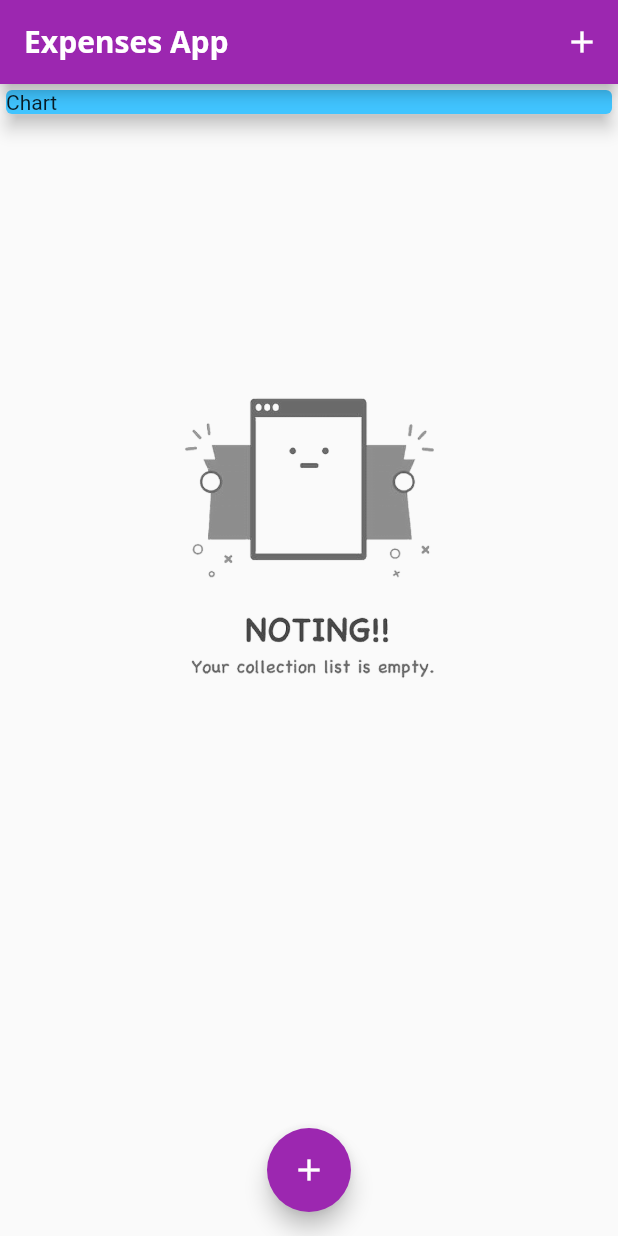
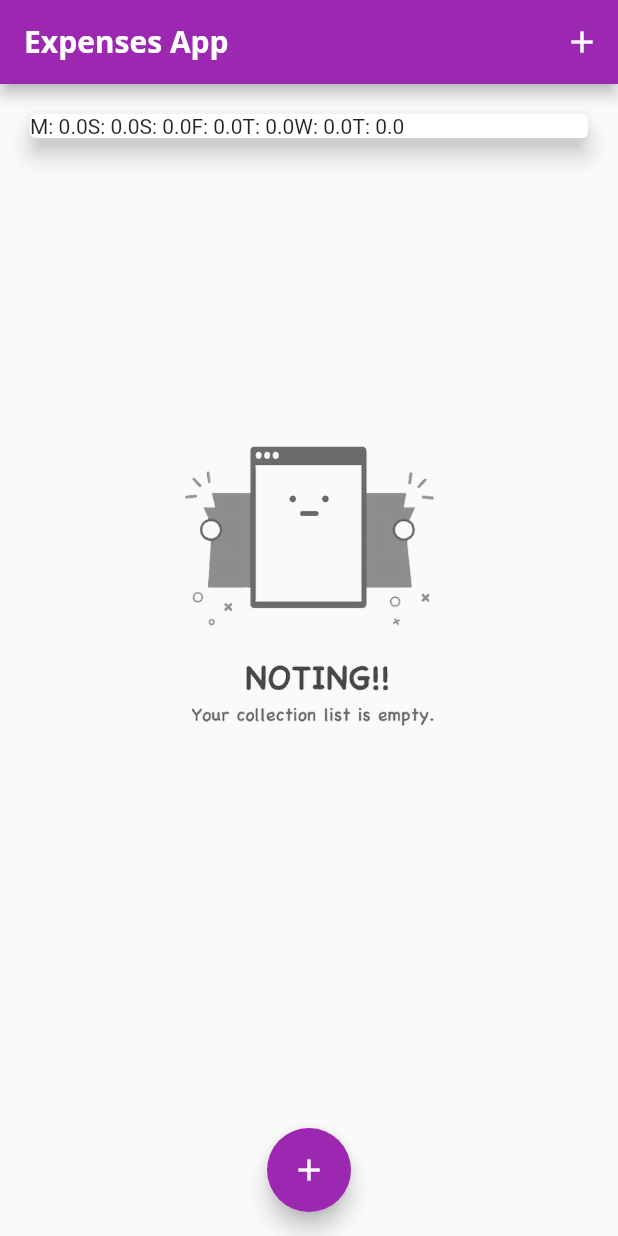
Before and after one commit to niguns7/expenses_app, a Flutter app: the screen it shows after launch, on a phone screen of 412 x 824 dp. Run offline on Flutter 3.47's test engine with Material 2 defaults, Android fonts, the phone set to English and light mode, and no system bars.

Commit message:
logic built for the chart

```diff
--- a/lib/main.dart
+++ b/lib/main.dart
@@ -1,4 +1,5 @@
 import 'package:flutter/material.dart';
+import './widgets/chart.dart';
 import './widgets/transiction_list.dart';
 import './widgets/new_transaction.dart';
 import './modal/transaction.dart';
@@ -52,6 +53,12 @@ class _MyHomePageState extends State<MyHomePage> {
     //),
   ];
 
+  List<Transaction> get _recentTransaction {
+    return _userTransactions.where((tx) {
+      return tx.date.isAfter(DateTime.now().subtract(Duration(days: 7),),);
+    }).toList();
+  }
+
   void _addTransaction(String txTitle, double txAmount) {
     final newTx = Transaction(
         id: DateTime.now().toString(),
@@ -96,14 +103,7 @@ class _MyHomePageState extends State<MyHomePage> {
         child: Column(
           crossAxisAlignment: CrossAxisAlignment.stretch,
           children: <Widget>[
-            Container(
-              width: double.infinity,
-              child: Card(
-                color: Colors.lightBlueAccent,
-                child: Text("Chart"),
-                elevation: 5,
-              ),
-            ),
+            Chart(_recentTransaction),
             TransactionList(_userTransactions),
           ],
         ),
--- a/lib/widgets/chart.dart
+++ b/lib/widgets/chart.dart
@@ -7,27 +7,38 @@ class Chart extends StatelessWidget {
 
   Chart(this.recentTransaction);
 
-  List <Map<String, Object>> get getGroupedTransactiion {
+  List<Map<String, Object>> get groupedTransactiionValues {
     return List.generate(7, (index) {
-        final Weekday = DateTime.now().subtract(Duration(days: index),);
-        var totalSum=0.0;
+      final Weekday = DateTime.now().subtract(
+        Duration(days: index),
+      );
+      var totalSum = 0.0;
 
-        for(var i=0;i<recentTransaction.length;i++){
+      for (var i = 0; i < recentTransaction.length; i++) {
         if (recentTransaction[i].date.day == Weekday.day &&
             recentTransaction[i].date.month == Weekday.month &&
             recentTransaction[i].date.year == Weekday.year) {
           totalSum += recentTransaction[i].amount;
         }
+        print(DateFormat.E().format(Weekday));
+        print(totalSum);
       }
-        return {'day' : DateFormat.E(Weekday), 'amount': totalSum};
+      return {
+        'day': DateFormat.E().format(Weekday).substring(0,1),
+        'amount': totalSum,
+        };
     });
   }
+
   @override
   Widget build(BuildContext context) {
     return Card(
         elevation: 6,
         margin: EdgeInsets.all(20),
-      child: Row(children: <Widget>[],),
-    );
+        child: Row(
+          children: groupedTransactiionValues.map((data) {
+            return Text('${data['day']}: ${data['amount']}');
+          }).toList(),
+        ),);
   }
 }
```
Lines whose indentation alone changed are shown as unchanged.
